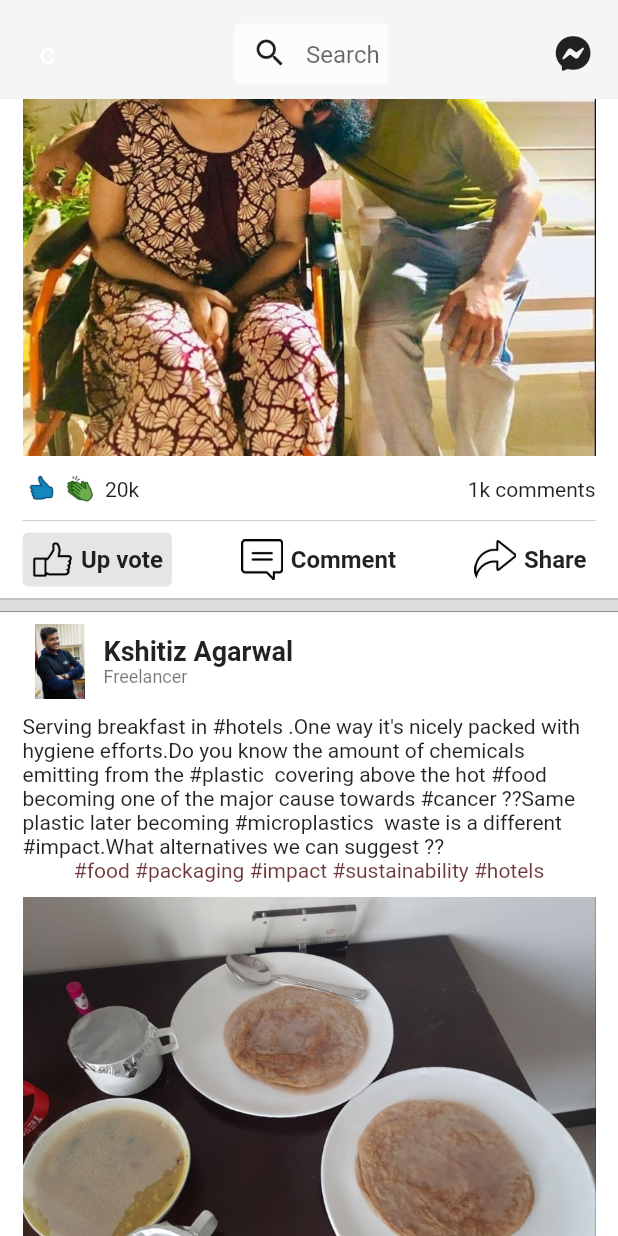
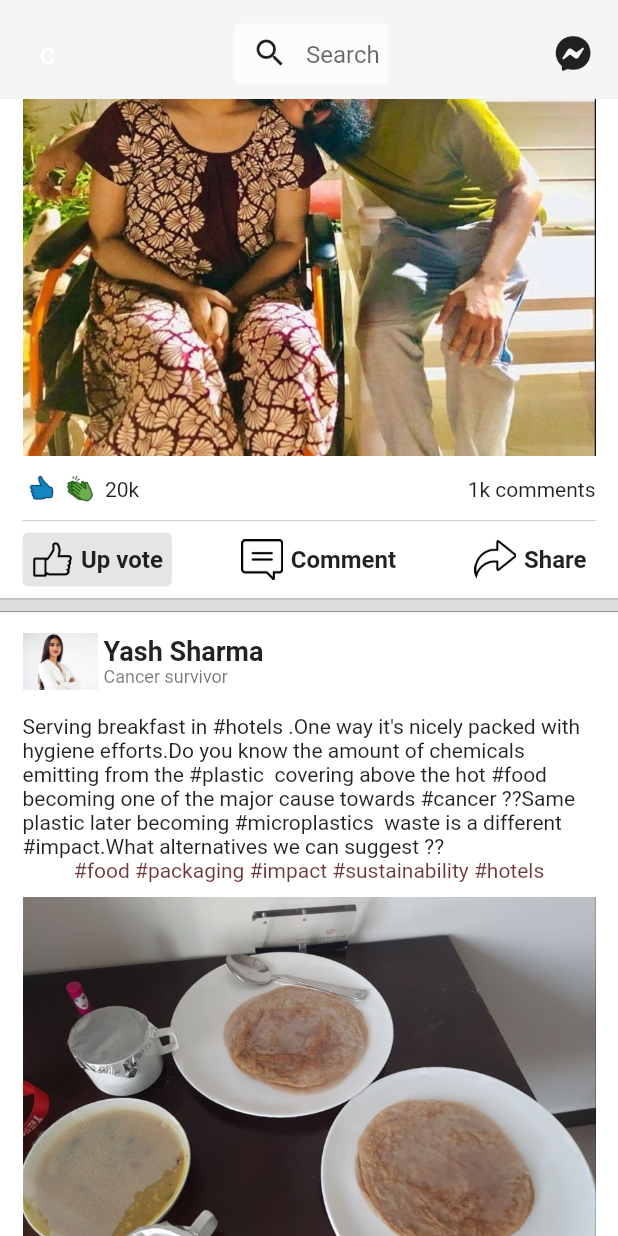
Before and after one commit to CatchE-VCS/saathi, a Flutter app: the HomeScreen screen opened by its route, scrolled down 1728 dp, on a phone screen of 412 x 824 dp. Run offline on Flutter 3.47's test engine with Material 2 defaults, Android fonts, the light colour scheme and no system bars; our stand-ins replace cloud_firestore, firebase_auth, firebase_storage, font_awesome_flutter, pinput, responsive_builder; accounts and stored records are empty.

Commit message:
In process

```diff
--- a/lib/screens/home/home_screen.dart
+++ b/lib/screens/home/home_screen.dart
@@ -1,10 +1,10 @@
 import 'package:flutter/material.dart';
 import 'package:flutter/rendering.dart';
+import 'package:responsive_builder/responsive_builder.dart';
+import 'package:saathi/utils/colors.dart';
 import 'package:saathi/utils/data.dart';
-import 'package:saathi/utils/colors.dart';
 import 'package:saathi/widgets/custom_app_bar.dart';
 import 'package:saathi/widgets/custom_buttons.dart';
-import 'package:responsive_builder/responsive_builder.dart';
 
 class HomeScreen extends StatefulWidget {
   const HomeScreen({super.key});
@@ -18,6 +18,7 @@
   bool _showAppNavBar = true;
   late ScrollController _scrollController;
   bool _isScrollDown = false;
+  int like = 0;
 
   @override
   void initState() {
--- a/lib/screens/splash_screen.dart
+++ b/lib/screens/splash_screen.dart
@@ -1,45 +1,45 @@
-import 'package:carousel_slider/carousel_slider.dart';
-import 'package:flutter/material.dart';
-
-import '../widgets/carousel_widget.dart';
-
-class SplashScreen extends StatelessWidget {
-  const SplashScreen({Key? key}) : super(key: key);
-
-  @override
-  Widget build(BuildContext context) {
-    return MaterialApp(
-      debugShowCheckedModeBanner: false,
-      home: Scaffold(
-        body: Container(
-          margin: EdgeInsets.all(5),
-          child: SizedBox(height: 300,),
-        ),
-        bottomNavigationBar: Container(
-          height: 200,
-
-          decoration: const BoxDecoration(
-
-            color: Colors.black87,
-            borderRadius: BorderRadius.only(topLeft: Radius.circular(28), topRight: Radius.circular(28)),
-          ),
-          child: CarouselSlider(
-            carouselController: CarouselController(),
-            items: const [
-              Carousel('Sit back and never worry about sharing bills with your housemates again!'),
-              Carousel('Sagain!'),
-              Carousel('Sit sharing bills with your housemates again!'),
-              Carousel('sharing bills with your housemates again!'),
-
-            ],
-            options: CarouselOptions(
-              pageViewKey: const PageStorageKey(
-                4
-              )
-            ),
-          ),
-        ),
-      ),
-    );
-  }
-}
+// import 'package:carousel_slider/carousel_slider.dart';
+// import 'package:flutter/material.dart';
+//
+// import '../widgets/carousel_widget.dart';
+//
+// class SplashScreen extends StatelessWidget {
+//   const SplashScreen({Key? key}) : super(key: key);
+//
+//   @override
+//   Widget build(BuildContext context) {
+//     return MaterialApp(
+//       debugShowCheckedModeBanner: false,
+//       home: Scaffold(
+//         body: Container(
+//           margin: EdgeInsets.all(5),
+//           child: SizedBox(height: 300,),
+//         ),
+//         bottomNavigationBar: Container(
+//           height: 200,
+//
+//           decoration: const BoxDecoration(
+//
+//             color: Colors.black87,
+//             borderRadius: BorderRadius.only(topLeft: Radius.circular(28), topRight: Radius.circular(28)),
+//           ),
+//           child: CarouselSlider(
+//             carouselController: CarouselController(),
+//             items: const [
+//               Carousel('Sit back and never worry about sharing bills with your housemates again!'),
+//               Carousel('Sagain!'),
+//               Carousel('Sit sharing bills with your housemates again!'),
+//               Carousel('sharing bills with your housemates again!'),
+//
+//             ],
+//             options: CarouselOptions(
+//               pageViewKey: const PageStorageKey(
+//                 4
+//               )
+//             ),
+//           ),
+//         ),
+//       ),
+//     );
+//   }
+// }
--- a/lib/utils/data.dart
+++ b/lib/utils/data.dart
@@ -17,8 +17,8 @@
         image: "assets/illperson.png",
         likes: "800"),
     UserPostModel(
-        name: "Anushka Singh",
-        profileUrl: "assets/profile2.jpg",
+        name: "Anonymous",
+        profileUrl: "assets/profile4.jpg",
         headline: "Breast cancer survivor",
         tags: "#Hopeiseverything",
         description:
@@ -30,9 +30,9 @@
         image: "assets/qwerty.png",
         likes: "20k"),
     UserPostModel(
-        name: "Kshitiz Agarwal",
-        profileUrl: "assets/profile3.jpg",
-        headline: "Freelancer",
+        name: "Yash Sharma",
+        profileUrl: "assets/profile2.jpg",
+        headline: "Cancer survivor",
         tags: "#food #packaging #impact #sustainability #hotels",
         description:
             "Serving breakfast in #hotels .One way it's nicely packed with hygiene efforts.Do you know the amount of chemicals emitting from the #plastic  covering above the hot #food becoming one of the major cause towards #cancer ??Same plastic later becoming #microplastics  waste is a different #impact.What alternatives we can suggest ??",
@@ -42,6 +42,59 @@
         isOnline: true,
         image: "assets/food.png",
         likes: "230"),
+    UserPostModel(
+        name: "Shehroz Jamal",
+        profileUrl: "assets/profile1.jpg",
+        headline: "Cancer survivor ",
+        tags:
+            "#positivity #motivation #learning #progress #development #networking #connections #networking #linkedin #nevergiveup #staypositive #staystrong #positiveattitude",
+        description:
+            "Last year I weighed 9 stone, I was diagnosed with stage 4 cancer. I refused conventional treatment and the oncologist said I’d have 12 months to live. 💪🏼",
+        isVideoPost: false,
+        comments: "100",
+        video: "",
+        isOnline: false,
+        image: "assets/images/img1.png",
+        likes: "800"),
+    UserPostModel(
+        name: "Arslan nasir",
+        profileUrl: "assets/profile1.jpg",
+        headline: "Cancer survivor",
+        tags: "#fight",
+        description:
+            "Gosh, it's very odd knowing all my insides are actually inside me again after 9 months of a #stoma. Next step, farting. Then food. #NHS #Cancer #Surgery",
+        isVideoPost: false,
+        comments: "1k",
+        video: "",
+        isOnline: true,
+        image: "assets/img2.png",
+        likes: "20k"),
+    UserPostModel(
+        name: "Mohsin Ali",
+        profileUrl: "assets/profile1.jpg",
+        headline: "cervical cancer",
+        tags: "#cancer #cervical #fight #disease #health",
+        description:
+            "This week is Cervical Cancer Prevention Week and the time is now to get checked out. ",
+        isVideoPost: false,
+        comments: "100",
+        video: "",
+        isOnline: true,
+        image: "assets/img3.png",
+        likes: "230"),
+    UserPostModel(
+        name: "Sahar Salimi",
+        profileUrl: "assets/profile1.jpg",
+        headline: "cancer survivor",
+        tags: "#Respect #SadioMane #PayBack #Love",
+        description:
+            "These 2 women are very brave. Me and mom both fighting cancer. 58 and 85",
+        isVideoPost: false,
+        comments: "500",
+        video: "",
+        isOnline: false,
+        image: "assets/img4.png",
+        likes: "10k"),
   ];
   static final userProfile = UserModel(
       headline:
```
Also changed, not shown: assets/images/img1.png (added), assets/img2.png (added), assets/img3.png (added), assets/img4.png (added).
